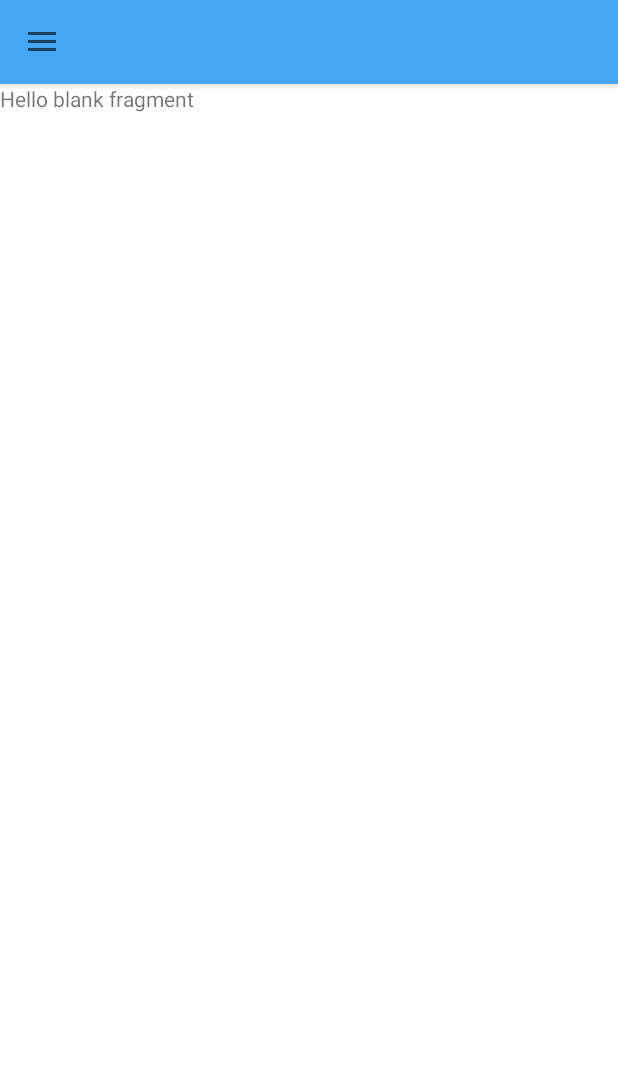
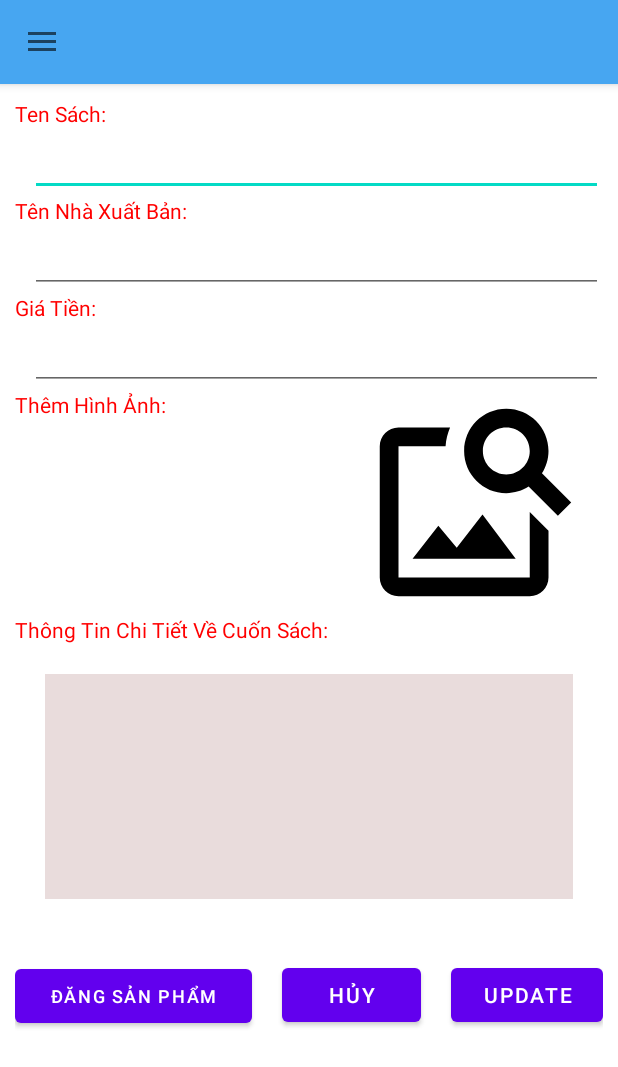
Before and after one commit to caotvph21393/DU_AN_1, an Android app: the screen it shows after launch (MainActivity), in the side drawer, after a tap on "Thêm sản phẩm", on a phone screen of 412 x 824 dp. Shown: the top 1067 px of the screen. Run offline under Robolectric (Android 15) with nearby library versions, the light colour scheme and no system bars.

Commit message:
hoan them chuc nang

```diff
--- a/app/src/main/java/cp17304_n3/fpoly/du_an_1/Fragment/ThemSP.java
+++ b/app/src/main/java/cp17304_n3/fpoly/du_an_1/Fragment/ThemSP.java
@@ -2,11 +2,17 @@ package cp17304_n3.fpoly.du_an_1.Fragment;
 
 import android.os.Bundle;
 
+import androidx.annotation.NonNull;
+import androidx.annotation.Nullable;
 import androidx.fragment.app.Fragment;
 
 import android.view.LayoutInflater;
 import android.view.View;
 import android.view.ViewGroup;
+import android.widget.Button;
+import android.widget.EditText;
+import android.widget.TextView;
+import android.widget.Toast;
 
 import cp17304_n3.fpoly.du_an_1.R;
 
@@ -17,20 +23,14 @@ import cp17304_n3.fpoly.du_an_1.R;
  */
 public class ThemSP extends Fragment {
 
-
+    private EditText TenSach,TenNhaXuatBan,GiaTien ;
+    private Button DangSanPham,Huy,UpdateSanPham;
+    private TextView ChiTietSanPham;
 
     public ThemSP() {
         // Required empty public constructor
     }
 
-    /**
-     * Use this factory method to create a new instance of
-     * this fragment using the provided parameters.
-     *
-     * @param param1 Parameter 1.
-     * @param param2 Parameter 2.
-     * @return A new instance of fragment ThemSP.
-     */
     // TODO: Rename and change types and number of parameters
     public static ThemSP newInstance() {
         ThemSP fragment = new ThemSP();
@@ -50,4 +50,38 @@ public class ThemSP extends Fragment {
         // Inflate the layout for this fragment
         return inflater.inflate(R.layout.fragment_them_s_p, container, false);
     }
+
+    @Override
+    public void onViewCreated(@NonNull View view, @Nullable Bundle savedInstanceState) {
+        super.onViewCreated(view, savedInstanceState);
+
+        TenSach=view.findViewById(R.id.TenSach);
+        TenNhaXuatBan=view.findViewById(R.id.TenNhaXuatBan);
+        GiaTien=view.findViewById(R.id.GiaTien);
+        DangSanPham=view.findViewById(R.id.DangSanPham);
+        Huy=view.findViewById(R.id.Huy);
+        UpdateSanPham=view.findViewById(R.id.UpdateSanPham);
+
+        DangSanPham.setOnClickListener(new View.OnClickListener() {
+            @Override
+            public void onClick(View v) {
+                Toast.makeText(getActivity(),"Đãng Hoàn Tất", Toast.LENGTH_SHORT).show();
+            }
+        });
+
+        Huy.setOnClickListener(new View.OnClickListener() {
+            @Override
+            public void onClick(View v) {
+                Toast.makeText(getActivity(), "Đang Về Trang Chủ", Toast.LENGTH_SHORT).show();
+
+            }
+        });
+
+        UpdateSanPham.setOnClickListener(new View.OnClickListener() {
+            @Override
+            public void onClick(View v) {
+                Toast.makeText(getActivity(), "Update Hoàn Tất", Toast.LENGTH_SHORT).show();
+            }
+        });
+    }
 }
--- /dev/null
+++ b/app/src/main/res/drawable/ic_mage.xml
@@ -0,0 +1,5 @@
+<vector android:height="24dp" android:tint="#000000"
+    android:viewportHeight="24" android:viewportWidth="24"
+    android:width="24dp" xmlns:android="http://schemas.android.com/apk/res/android">
+    <path android:fillColor="@android:color/white" android:pathData="M18,13v7L4,20L4,6h5.02c0.05,-0.71 0.22,-1.38 0.48,-2L4,4c-1.1,0 -2,0.9 -2,2v14c0,1.1 0.9,2 2,2h14c1.1,0 2,-0.9 2,-2v-5l-2,-2zM16.5,18h-11l2.75,-3.53 1.96,2.36 2.75,-3.54zM19.3,8.89c0.44,-0.7 0.7,-1.51 0.7,-2.39C20,4.01 17.99,2 15.5,2S11,4.01 11,6.5s2.01,4.5 4.49,4.5c0.88,0 1.7,-0.26 2.39,-0.7L21,13.42 22.42,12 19.3,8.89zM15.5,9C14.12,9 13,7.88 13,6.5S14.12,4 15.5,4 18,5.12 18,6.5 16.88,9 15.5,9z"/>
+</vector>
--- a/app/src/main/res/layout/fragment_them_s_p.xml
+++ b/app/src/main/res/layout/fragment_them_s_p.xml
@@ -1,14 +1,165 @@
 <?xml version="1.0" encoding="utf-8"?>
-<FrameLayout xmlns:android="http://schemas.android.com/apk/res/android"
+<LinearLayout xmlns:android="http://schemas.android.com/apk/res/android"
     xmlns:tools="http://schemas.android.com/tools"
     android:layout_width="match_parent"
     android:layout_height="match_parent"
-    tools:context=".Fragment.ThemSP">
+    tools:context=".Fragment.ThemSP"
+    android:orientation="vertical">
 
-    <!-- TODO: Update blank fragment layout -->
-    <TextView
+    <LinearLayout
         android:layout_width="match_parent"
-        android:layout_height="match_parent"
-        android:text="@string/hello_blank_fragment" />
+        android:layout_height="wrap_content"
+        android:orientation="vertical"
+        android:layout_margin="10dp">
+        <LinearLayout
+            android:layout_width="match_parent"
+            android:layout_height="wrap_content"
+            android:orientation="vertical">
 
-</FrameLayout>
+            <TextView
+                android:textColor="#FF0000"
+                android:layout_width="wrap_content"
+                android:layout_height="wrap_content"
+                android:text="Ten Sách:"
+                tools:layout_editor_absoluteX="51dp"
+                tools:layout_editor_absoluteY="53dp" />
+
+            <EditText
+                android:layout_marginLeft="10dp"
+                android:id="@+id/TenSach"
+                android:layout_width="match_parent"
+                android:layout_height="wrap_content"
+                android:text="      " />
+
+        </LinearLayout>
+
+        <LinearLayout
+            android:layout_width="match_parent"
+            android:layout_height="wrap_content"
+            android:orientation="vertical">
+
+            <TextView
+                android:textColor="#FF0000"
+                android:layout_width="wrap_content"
+                android:layout_height="wrap_content"
+                android:text="Tên Nhà Xuất Bản:"
+                tools:layout_editor_absoluteX="51dp"
+                tools:layout_editor_absoluteY="53dp" />
+
+            <EditText
+                android:layout_marginLeft="10dp"
+                android:id="@+id/TenNhaXuatBan"
+                android:layout_width="match_parent"
+                android:layout_height="wrap_content"
+                android:text="      " />
+
+        </LinearLayout>
+
+
+        <LinearLayout
+            android:layout_width="match_parent"
+            android:layout_height="wrap_content"
+            android:orientation="vertical">
+
+            <TextView
+                android:textColor="#FF0000"
+                android:layout_width="wrap_content"
+                android:layout_height="wrap_content"
+                android:text="Giá Tiền:"
+                tools:layout_editor_absoluteX="51dp"
+                tools:layout_editor_absoluteY="53dp" />
+
+            <EditText
+                android:layout_marginLeft="10dp"
+                android:id="@+id/GiaTien"
+                android:layout_width="match_parent"
+                android:layout_height="wrap_content"
+                android:text="      " />
+        </LinearLayout>
+
+
+
+        <LinearLayout
+            android:layout_width="match_parent"
+            android:layout_height="wrap_content"
+            android:orientation="horizontal">
+            <TextView
+                android:textColor="#FF0000"
+                android:id="@+id/textView4"
+                android:layout_width="wrap_content"
+                android:layout_height="wrap_content"
+                android:text="Thêm Hình Ảnh:" />
+
+            <ImageView
+                android:layout_marginLeft="130dp"
+                android:layout_width="150dp"
+                android:layout_height="150dp"
+                android:src="@drawable/ic_mage"/>
+        </LinearLayout>
+
+
+        <LinearLayout
+            android:layout_width="match_parent"
+            android:layout_height="wrap_content"
+            android:orientation="vertical">
+            <TextView
+                android:textColor="#FF0000"
+                android:layout_width="wrap_content"
+                android:layout_height="wrap_content"
+                android:text="Thông Tin Chi Tiết Về Cuốn Sách:"/>
+            <LinearLayout
+                android:layout_width="wrap_content"
+                android:layout_height="wrap_content"
+                android:layout_margin="20dp">
+                <TextView
+                    android:layout_width="369dp"
+                    android:layout_height="150dp"
+                    android:background="#A1DCC8C8"/>
+            </LinearLayout>
+
+        </LinearLayout>
+
+    </LinearLayout>
+
+    <LinearLayout
+        android:layout_width="match_parent"
+        android:layout_height="wrap_content"
+        android:orientation="horizontal"
+        android:weightSum="6"
+        android:layout_margin="10dp">
+
+        <Button
+
+            android:layout_weight="3"
+            android:id="@+id/DangSanPham"
+            android:layout_width="wrap_content"
+            android:layout_height="wrap_content"
+            android:text="Đăng Sản Phẩm"
+            android:textSize="12dp"
+            />
+        <TextView
+            android:width="20dp"
+            android:layout_width="wrap_content"
+            android:layout_height="wrap_content"/>
+
+        <Button
+            android:layout_weight="1"
+            android:id="@+id/Huy"
+            android:layout_width="wrap_content"
+            android:layout_height="wrap_content"
+            android:text="Hủy" />
+
+        <TextView
+            android:width="20dp"
+            android:layout_width="wrap_content"
+            android:layout_height="wrap_content"/>
+
+        <Button
+            android:layout_weight="2"
+            android:id="@+id/UpdateSanPham"
+            android:layout_width="wrap_content"
+            android:layout_height="wrap_content"
+            android:text="Update" />
+    </LinearLayout>
+
+</LinearLayout>
```
